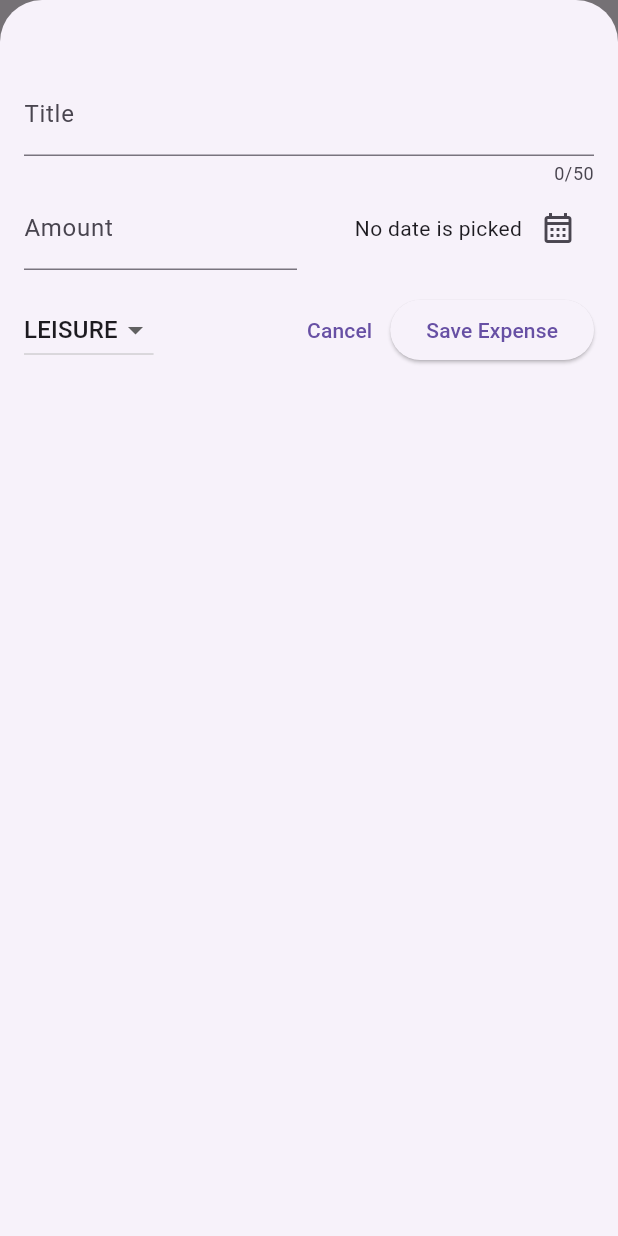
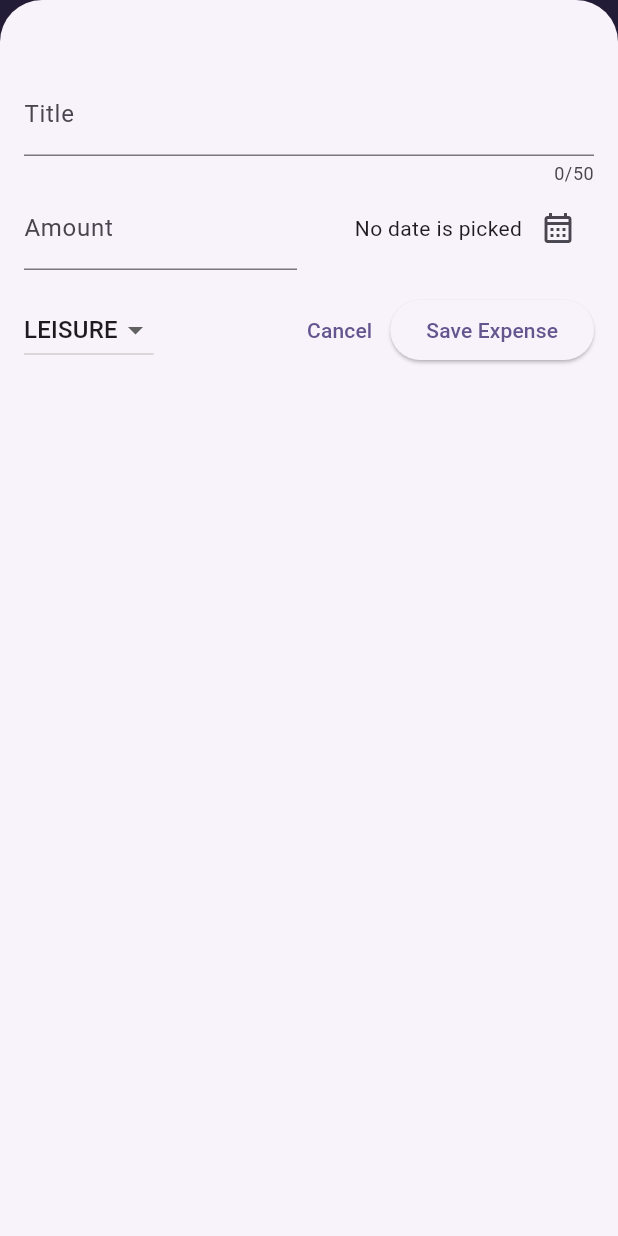
Before and after one commit to shahirahzaki/expense-tracker, a Flutter app: the screen it shows after launch, after a tap on the "add circle outline" icon, on a phone screen of 412 x 824 dp. Run offline on Flutter 3.47's test engine with Material 3 defaults, Android fonts, the phone set to English and light mode, and no system bars.

Commit message:
✨ feat: define color scheme and apply theme settings in main app

```diff
--- a/lib/main.dart
+++ b/lib/main.dart
@@ -1,9 +1,25 @@
 import 'package:expense_tracker/widgets/expenses.dart';
 import 'package:flutter/material.dart';
+
+var kColourScheme = ColorScheme.fromSeed(
+  seedColor: Color.fromARGB(255, 96, 59, 181),
+);
 
 void main() {
   runApp(
     MaterialApp(
+      theme: ThemeData().copyWith(
+          // scaffoldBackgroundColor: const Color.fromARGB(255, 254, 236, 255),
+          //Instead of setting up an entire Theme from scratch, it's often better to copy an existing Theme
+          //and then just style individual aspects of that Theme.
+          colorScheme: kColourScheme,
+          //You can set up an app bar Theme here and create an app bar Theme object.
+          //Again, best done by creating an object and then using copy with so that you get some default app bar Theme settings by Flutter.
+          //And you then just override selected settings.
+          appBarTheme: AppBarTheme().copyWith(
+            backgroundColor: kColourScheme.onPrimaryContainer,
+            foregroundColor: kColourScheme.primaryContainer,
+          )),
       home: Expenses(),
     ),
   );
```
